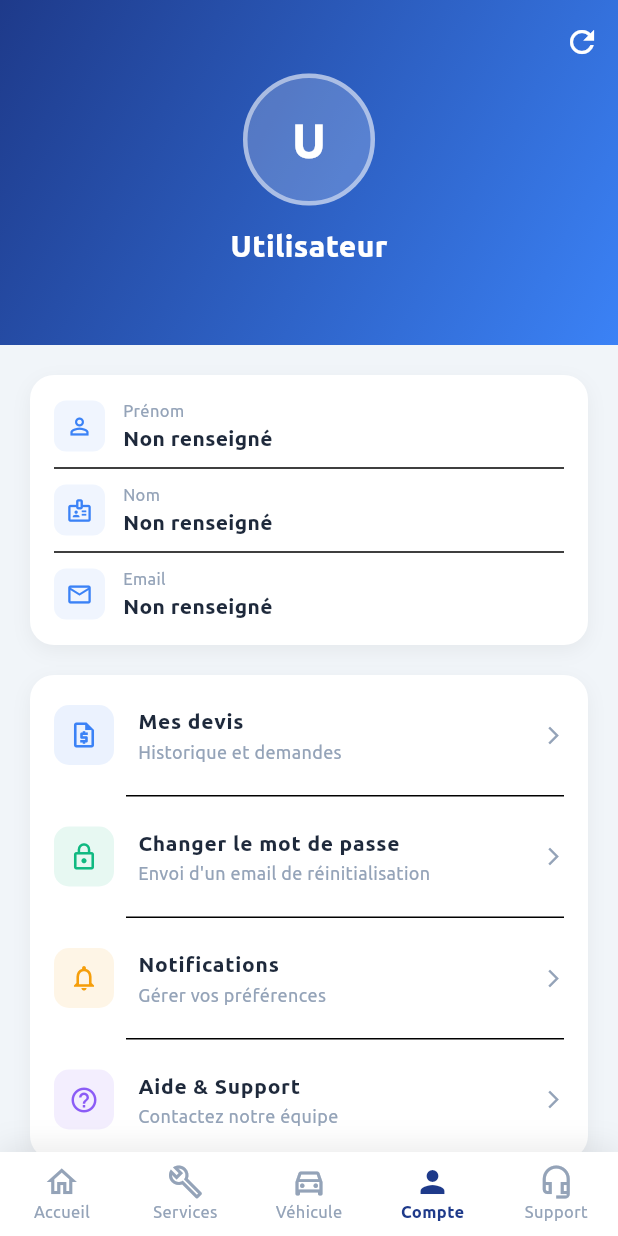
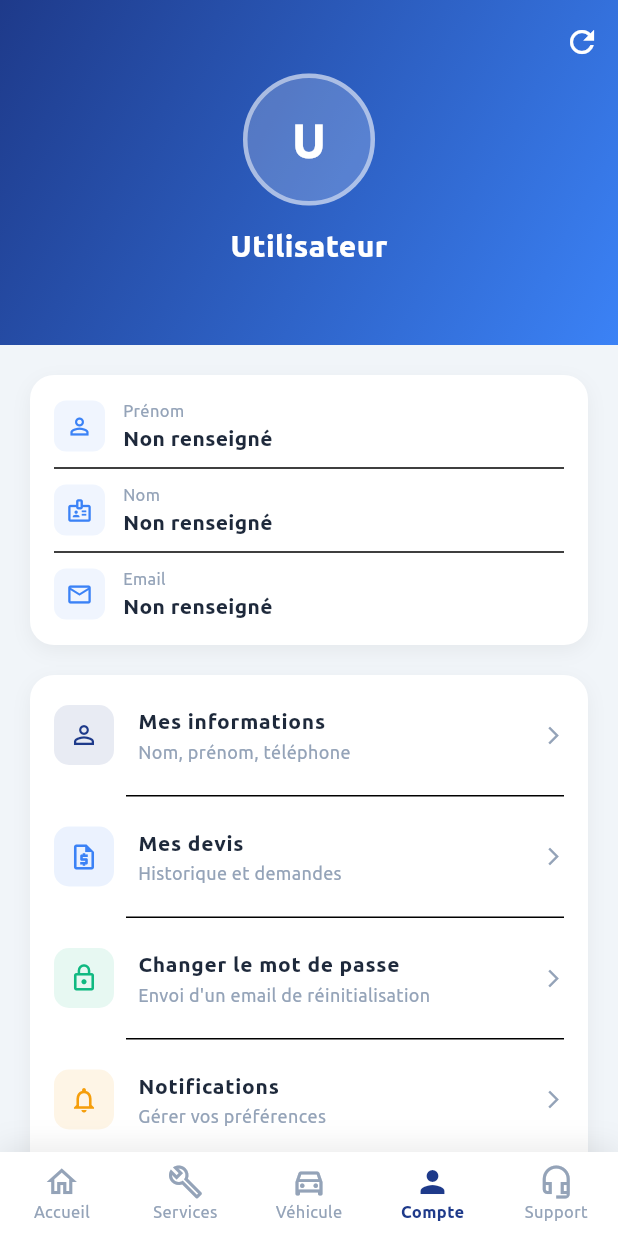
Before and after one commit to yamdev07/OTO-s, a Flutter app: the screen it shows once a user with an empty profile is signed in, item 4 of the bottom bar chosen, after a tap on the "refresh" icon, on a phone screen of 412 x 824 dp. Run offline on Flutter 3.47's test engine with Material 3 defaults, Android fonts, the phone set to English and light mode, and no system bars; our stand-ins replace cloud_firestore, firebase_auth, firebase_core; accounts and stored records are empty.

Commit message:
feat(compte): entrée 'Mes informations' + chargement du téléphone

```diff
--- a/lib/screens/compte_screen.dart
+++ b/lib/screens/compte_screen.dart
@@ -3,6 +3,7 @@ import 'package:firebase_auth/firebase_auth.dart';
 import 'package:cloud_firestore/cloud_firestore.dart';
 import 'login_screen.dart';
 import 'devis_screen.dart';
+import 'edit_profile_screen.dart';
 
 class CompteScreen extends StatefulWidget {
   const CompteScreen({super.key});
@@ -18,6 +19,7 @@ class _CompteScreenState extends State<CompteScreen> {
   String _email = '';
   String _nom = '';
   String _prenom = '';
+  String _telephone = '';
   bool _isLoading = true;
 
   @override
@@ -38,8 +40,10 @@ class _CompteScreenState extends State<CompteScreen> {
         if (mounted) {
           setState(() {
             _email = user.email ?? '';
-            _nom = doc.exists ? (doc['nom'] as String? ?? '') : '';
-            _prenom = doc.exists ? (doc['prenom'] as String? ?? '') : '';
+            final data = doc.data();
+            _nom = data?['nom'] as String? ?? '';
+            _prenom = data?['prenom'] as String? ?? '';
+            _telephone = data?['telephone'] as String? ?? '';
             _isLoading = false;
           });
         }
@@ -255,6 +259,25 @@ class _CompteScreenState extends State<CompteScreen> {
   Widget _buildMenuSection() {
     final items = [
       {
+        'icon': Icons.person_outline,
+        'title': 'Mes informations',
+        'subtitle': 'Nom, prénom, téléphone',
+        'color': _primaryDark,
+        'onTap': () async {
+          final changed = await Navigator.push<bool>(
+            context,
+            MaterialPageRoute(
+              builder: (_) => EditProfileScreen(
+                nom: _nom,
+                prenom: _prenom,
+                telephone: _telephone,
+              ),
+            ),
+          );
+          if (changed == true) _loadUser();
+        },
+      },
+      {
         'icon': Icons.request_quote_outlined,
         'title': 'Mes devis',
         'subtitle': 'Historique et demandes',
```
